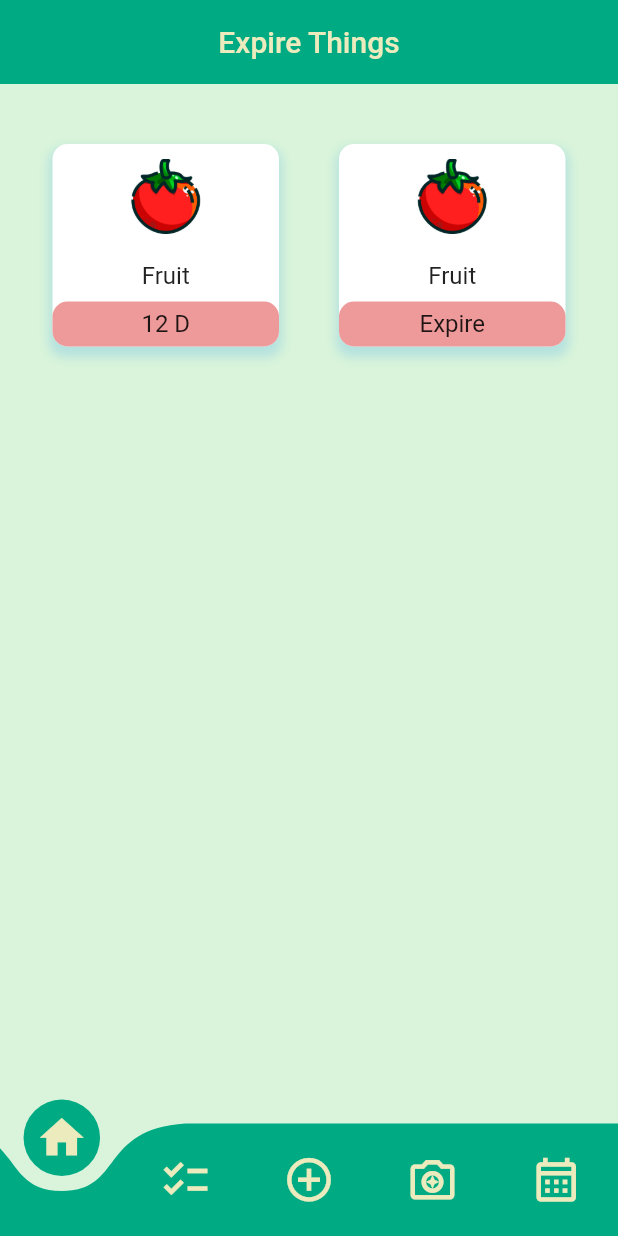
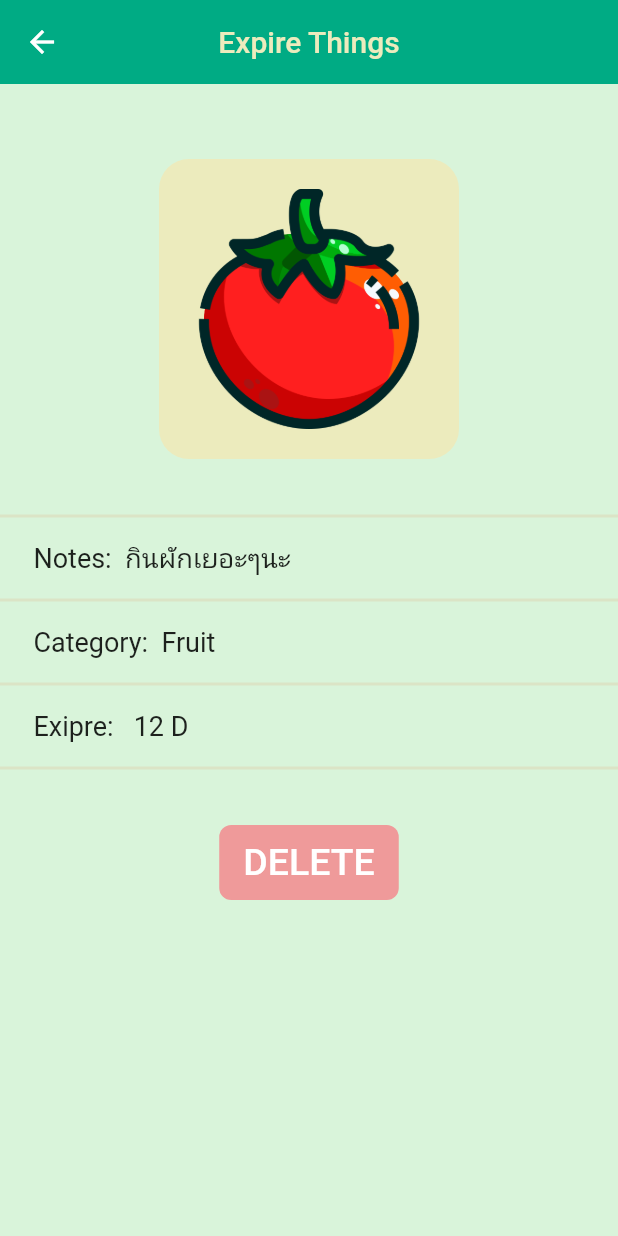
Before and after one commit to ongdulyawat/expire-things, a Flutter app: the screen it shows after launch, after a tap on "Fruit", on a phone screen of 412 x 824 dp. Run offline on Flutter 3.47's test engine with Material 2 defaults, Android fonts, the phone set to English and light mode, and no system bars; drawn by our look-alikes of curved_navigation_bar; our stand-ins replace flutter_slidable, get, hive, hive_flutter, image_picker, syncfusion_flutter_calendar; accounts and stored records are empty.

Commit message:
[Add] info_item_screen

```diff
--- a/lib/screens/home_page/widgets/food_card.dart
+++ b/lib/screens/home_page/widgets/food_card.dart
@@ -43,6 +43,7 @@ class _FoodCardState extends State<FoodCard> {
             type: db.productsList[index][1],
             date: db.productsList[index][2],
             notes: db.productsList[index][3],
+            index: index,
           );
         },
       ),
--- a/lib/screens/home_page/widgets/item_box.dart
+++ b/lib/screens/home_page/widgets/item_box.dart
@@ -1,3 +1,4 @@
+import 'package:expire_app/screens/info_item/info_item_screen.dart';
 import 'package:flutter/material.dart';
 import 'package:intl/intl.dart';
 
@@ -6,12 +7,14 @@ class ItemBox extends StatefulWidget {
   final String type;
   final String date;
   final String notes;
+  final int index;
   const ItemBox(
       {super.key,
       required this.photoPath,
       required this.type,
       required this.date,
-      required this.notes});
+      required this.notes,
+      required this.index});
 
   @override
   State<ItemBox> createState() => _ItemBoxState();
@@ -40,7 +43,18 @@ class _ItemBoxState extends State<ItemBox> {
     }
 
     return InkWell(
-      onTap: () {},
+      onTap: () {
+        Navigator.push(
+            context,
+            MaterialPageRoute(
+                builder: (context) => InfoScreen(
+                      photoPath: widget.photoPath,
+                      type: widget.type,
+                      date: widget.date,
+                      notes: widget.notes,
+                      index: widget.index,
+                    )));
+      },
       child: Column(
         children: [
           Container(
--- /dev/null
+++ b/lib/screens/info_item/info_item_screen.dart
@@ -0,0 +1,43 @@
+import 'package:expire_app/screens/info_item/widgets/info_item_body.dart';
+import 'package:flutter/material.dart';
+
+import '../../constants/styles.dart';
+
+class InfoScreen extends StatelessWidget {
+  final String photoPath;
+  final String type;
+  final String date;
+  final String notes;
+  final int index;
+  const InfoScreen(
+      {super.key,
+      required this.photoPath,
+      required this.type,
+      required this.date,
+      required this.notes,
+      required this.index});
+
+  @override
+  Widget build(BuildContext context) {
+    return Scaffold(
+      appBar: AppBar(
+        backgroundColor: Styles.bgStartApp,
+        shadowColor: Colors.transparent,
+        centerTitle: true,
+        leading: const BackButton(
+          color: Colors.white,
+        ),
+        title: const Text("Expire Things",
+            style: TextStyle(color: Styles.colorStartApp)),
+      ),
+      backgroundColor: Styles.bgBackground,
+      body: InfoItemBody(
+        photoPath: photoPath,
+        type: type,
+        date: date,
+        notes: notes,
+        index: index,
+      ),
+    );
+  }
+}
--- /dev/null
+++ b/lib/screens/info_item/widgets/info_item_body.dart
@@ -0,0 +1,198 @@
+import 'package:flutter/material.dart';
+import 'package:hive/hive.dart';
+
+import '../../../constants/styles.dart';
+import '../../../data/products_database.dart';
+import '../../../widgets/modelPage.dart';
+
+class InfoItemBody extends StatefulWidget {
+  final String photoPath;
+  final String type;
+  final String date;
+  final String notes;
+  final int index;
+  const InfoItemBody(
+      {Key? key,
+      required this.photoPath,
+      required this.type,
+      required this.date,
+      required this.notes,
+      required this.index})
+      : super(key: key);
+
+  @override
+  State<InfoItemBody> createState() => _InfoItemBodyState();
+}
+
+class _InfoItemBodyState extends State<InfoItemBody> {
+  DateTime now = DateTime.now();
+
+  late DateTime currentDate;
+  late DateTime expireDate;
+  bool expire = false;
+
+  final _productBox = Hive.box('productsBox');
+  ProductsDataBase db = ProductsDataBase();
+  @override
+  void initState() {
+    currentDate = DateTime.now();
+    expireDate = DateTime.parse(widget.date);
+    // if this is the 1st time ever opening the appk, then create default data
+    if (_productBox.get("PRODUCTSLIST") == null) {
+      db.createInitialData();
+    } else {
+      // there already exists data
+      db.loadData();
+    }
+
+    super.initState();
+  }
+
+  void deleteTask(int index) {
+    setState(() {
+      db.productsList.removeAt(index);
+    });
+    db.updataDataBase();
+  }
+
+  @override
+  Widget build(BuildContext context) {
+    Duration difference = expireDate.difference(currentDate);
+    int days = difference.inDays;
+    if (days <= 0) {
+      expire = true;
+    }
+
+    return Column(
+      children: [
+        Center(
+          child: Padding(
+            padding: const EdgeInsets.only(top: 50.0),
+            child: Container(
+              height: 200,
+              width: 200,
+              decoration: const BoxDecoration(
+                color: Styles.colorStartApp,
+                borderRadius: BorderRadius.all(
+                  Radius.circular(20.0),
+                ),
+              ),
+              child: Padding(
+                  padding: const EdgeInsets.all(20.0),
+                  child: Image.asset(
+                    widget.photoPath,
+                    fit: BoxFit.cover,
+                  )),
+            ),
+          ),
+        ),
+        const SizedBox(
+          height: 30,
+        ),
+        const Divider(color: Styles.divider, thickness: 2),
+        Container(
+            height: 40,
+            child: Row(
+              children: [
+                Align(
+                  alignment: Alignment.centerLeft,
+                  child: Text(
+                    '     Notes:  ' + widget.notes,
+                    style: TextStyle(fontSize: 18),
+                  ),
+                ),
+              ],
+            )),
+        const Divider(color: Styles.divider, thickness: 2),
+        Container(
+            height: 40,
+            child: Row(
+              children: [
+                Align(
+                  alignment: Alignment.centerLeft,
+                  child: Text(
+                    '     Category:  ' + widget.type,
+                    style: TextStyle(fontSize: 18),
+                  ),
+                ),
+              ],
+            )),
+        const Divider(color: Styles.divider, thickness: 2),
+        Container(
+            height: 40,
+            child: Row(
+              children: [
+                if (expire == false)
+                  Align(
+                    alignment: Alignment.centerLeft,
+                    child: Text(
+                      '     Exipre:   ' + days.toString() + ' D',
+                      style: TextStyle(fontSize: 18),
+                    ),
+                  ),
+                if (expire == true)
+                  Align(
+                    alignment: Alignment.centerLeft,
+                    child: Text(
+                      '     Exipre:   Aleready Expire',
+                      style: TextStyle(fontSize: 18),
+                    ),
+                  ),
+              ],
+            )),
+        const Divider(color: Styles.divider, thickness: 2),
+        const SizedBox(
+          height: 30,
+        ),
+        SizedBox(
+          height: 50,
+          child: ElevatedButton(
+              onPressed: () async {
+                showDialog(
+                  context: context,
+                  builder: (BuildContext context) {
+                    return AlertDialog(
+                      title: Text('Confirm Delete'),
+                      content: Text('Are you sure you want to delete?'),
+                      actions: <Widget>[
+                        ElevatedButton(
+                          style: ElevatedButton.styleFrom(
+                            backgroundColor: Styles.bgStartApp,
+                          ),
+                          child: Text('Cancel'),
+                          onPressed: () {
+                            Navigator.of(context).pop(); // close the dialog
+                          },
+                        ),
+                        ElevatedButton(
+                          style: ElevatedButton.styleFrom(
+                            backgroundColor: Colors.red[200],
+                          ),
+                          child: Text('Delete'),
+                          onPressed: () {
+                            deleteTask(widget.index);
+                            Navigator.push(
+                                context,
+                                MaterialPageRoute(
+                                    builder: (context) => BottomNavigation()));
+                          },
+                        ),
+                      ],
+                    );
+                  },
+                );
+              },
+              style: ElevatedButton.styleFrom(
+                shadowColor: Colors.transparent,
+                foregroundColor: Colors.white,
+                backgroundColor: Colors.red[200],
+                shape: RoundedRectangleBorder(
+                  borderRadius: BorderRadius.circular(8.0),
+                ),
+              ),
+              child: const Text('DELETE', style: TextStyle(fontSize: 25))),
+        ),
+      ],
+    );
+  }
+}
```
